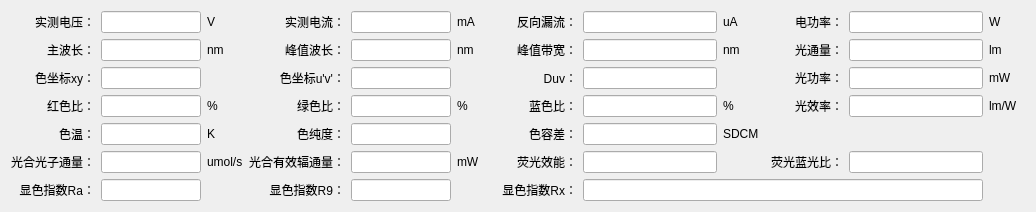
Above: SL2000/HDetailWidget2000DC.ui from hexianqi/QtCode before the change. Below: the same form after it.
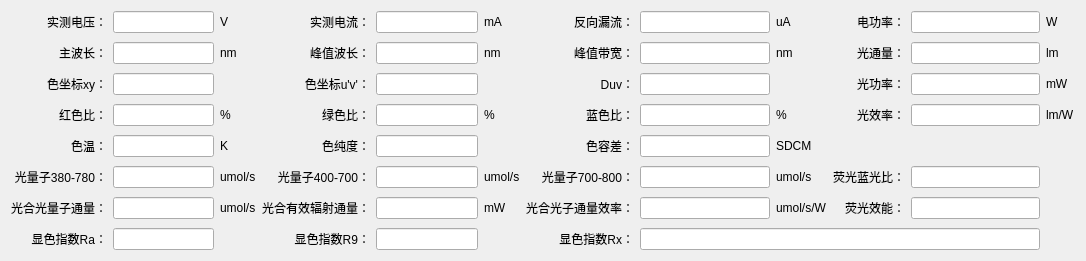
That is the form after the change.

Commit message: Spec：添加光量子打印

Diff of the .ui file:
```diff
--- a/SL2000/HDetailWidget2000DC.ui
+++ b/SL2000/HDetailWidget2000DC.ui
@@ -6,14 +6,33 @@
    <rect>
     <x>0</x>
     <y>0</y>
-    <width>1014</width>
-    <height>194</height>
+    <width>1086</width>
+    <height>241</height>
    </rect>
   </property>
   <property name="windowTitle">
    <string>Form</string>
   </property>
   <layout class="QGridLayout" name="gridLayout">
+   <property name="verticalSpacing">
+    <number>9</number>
+   </property>
+   <item row="2" column="10">
+    <widget class="QLineEdit" name="lineEdit_014">
+     <property name="minimumSize">
+      <size>
+       <width>100</width>
+       <height>0</height>
+      </size>
+     </property>
+     <property name="alignment">
+      <set>Qt::AlignCenter</set>
+     </property>
+     <property name="readOnly">
+      <bool>true</bool>
+     </property>
+    </widget>
+   </item>
    <item row="4" column="10">
     <widget class="QLineEdit" name="lineEdit_024">
      <property name="minimumSize">
@@ -48,12 +67,6 @@
    </item>
    <item row="5" column="2">
     <widget class="QLabel" name="label_307">
-     <property name="minimumSize">
-      <size>
-       <width>24</width>
-       <height>0</height>
-      </size>
-     </property>
      <property name="text">
       <string>K</string>
      </property>
@@ -64,12 +77,6 @@
    </item>
    <item row="0" column="0">
     <widget class="QLabel" name="label_2">
-     <property name="minimumSize">
-      <size>
-       <width>78</width>
-       <height>0</height>
-      </size>
-     </property>
      <property name="text">
       <string>实测电压：</string>
      </property>
@@ -96,12 +103,6 @@
    </item>
    <item row="1" column="6">
     <widget class="QLabel" name="label_003">
-     <property name="minimumSize">
-      <size>
-       <width>78</width>
-       <height>0</height>
-      </size>
-     </property>
      <property name="text">
       <string>峰值带宽：</string>
      </property>
@@ -112,14 +113,8 @@
    </item>
    <item row="6" column="3">
     <widget class="QLabel" name="label_33">
-     <property name="minimumSize">
-      <size>
-       <width>96</width>
-       <height>0</height>
-      </size>
-     </property>
      <property name="text">
-      <string>光合有效辐通量：</string>
+      <string>光量子400-700：</string>
      </property>
      <property name="alignment">
       <set>Qt::AlignRight|Qt::AlignTrailing|Qt::AlignVCenter</set>
@@ -128,12 +123,6 @@
    </item>
    <item row="1" column="9">
     <widget class="QLabel" name="label_004">
-     <property name="minimumSize">
-      <size>
-       <width>78</width>
-       <height>0</height>
-      </size>
-     </property>
      <property name="text">
       <string>光通量：</string>
      </property>
@@ -142,7 +131,7 @@
      </property>
     </widget>
    </item>
-   <item row="7" column="7" colspan="4">
+   <item row="8" column="7" colspan="4">
     <widget class="QLineEdit" name="lineEdit_043">
      <property name="minimumSize">
       <size>
@@ -161,14 +150,8 @@
      </property>
     </widget>
    </item>
-   <item row="7" column="6">
+   <item row="8" column="6">
     <widget class="QLabel" name="label_53">
-     <property name="minimumSize">
-      <size>
-       <width>78</width>
-       <height>0</height>
-      </size>
-     </property>
      <property name="text">
       <string>显色指数Rx：</string>
      </property>
@@ -179,12 +162,6 @@
    </item>
    <item row="4" column="11">
     <widget class="QLabel" name="label_316">
-     <property name="minimumSize">
-      <size>
-       <width>36</width>
-       <height>0</height>
-      </size>
-     </property>
      <property name="text">
       <string>lm/W</string>
      </property>
@@ -195,12 +172,6 @@
    </item>
    <item row="4" column="5">
     <widget class="QLabel" name="label_310">
-     <property name="minimumSize">
-      <size>
-       <width>36</width>
-       <height>0</height>
-      </size>
-     </property>
      <property name="text">
       <string>%</string>
      </property>
@@ -211,12 +182,6 @@
    </item>
    <item row="0" column="6">
     <widget class="QLabel" name="label_4">
-     <property name="minimumSize">
-      <size>
-       <width>78</width>
-       <height>0</height>
-      </size>
-     </property>
      <property name="text">
       <string>反向漏流：</string>
      </property>
@@ -225,14 +190,8 @@
      </property>
     </widget>
    </item>
-   <item row="7" column="0">
+   <item row="8" column="0">
     <widget class="QLabel" name="label_051">
-     <property name="minimumSize">
-      <size>
-       <width>78</width>
-       <height>0</height>
-      </size>
-     </property>
      <property name="text">
       <string>显色指数Ra：</string>
      </property>
@@ -243,12 +202,6 @@
    </item>
    <item row="1" column="11">
     <widget class="QLabel" name="label_301">
-     <property name="minimumSize">
-      <size>
-       <width>24</width>
-       <height>0</height>
-      </size>
-     </property>
      <property name="text">
       <string>lm</string>
      </property>
@@ -273,30 +226,8 @@
      </property>
     </widget>
    </item>
-   <item row="2" column="10">
-    <widget class="QLineEdit" name="lineEdit_014">
-     <property name="minimumSize">
-      <size>
-       <width>100</width>
-       <height>0</height>
-      </size>
-     </property>
-     <property name="alignment">
-      <set>Qt::AlignCenter</set>
-     </property>
-     <property name="readOnly">
-      <bool>true</bool>
-     </property>
-    </widget>
-   </item>
    <item row="1" column="5">
     <widget class="QLabel" name="label_303">
-     <property name="minimumSize">
-      <size>
-       <width>24</width>
-       <height>0</height>
-      </size>
-     </property>
      <property name="text">
       <string>nm</string>
      </property>
@@ -339,12 +270,6 @@
    </item>
    <item row="4" column="8">
     <widget class="QLabel" name="label_309">
-     <property name="minimumSize">
-      <size>
-       <width>24</width>
-       <height>0</height>
-      </size>
-     </property>
      <property name="text">
       <string>%</string>
      </property>
@@ -435,12 +360,6 @@
    </item>
    <item row="5" column="6">
     <widget class="QLabel" name="label_306">
-     <property name="minimumSize">
-      <size>
-       <width>78</width>
-       <height>0</height>
-      </size>
-     </property>
      <property name="text">
       <string>色容差：</string>
      </property>
@@ -467,12 +386,6 @@
    </item>
    <item row="0" column="5">
     <widget class="QLabel" name="label_313">
-     <property name="minimumSize">
-      <size>
-       <width>24</width>
-       <height>0</height>
-      </size>
-     </property>
      <property name="text">
       <string>mA</string>
      </property>
@@ -483,21 +396,15 @@
    </item>
    <item row="6" column="6">
     <widget class="QLabel" name="label_317">
-     <property name="minimumSize">
-      <size>
-       <width>78</width>
-       <height>0</height>
-      </size>
-     </property>
      <property name="text">
-      <string>荧光效能：</string>
+      <string>光量子700-800：</string>
      </property>
      <property name="alignment">
       <set>Qt::AlignRight|Qt::AlignTrailing|Qt::AlignVCenter</set>
      </property>
     </widget>
    </item>
-   <item row="7" column="4">
+   <item row="8" column="4">
     <widget class="QLineEdit" name="lineEdit_042">
      <property name="minimumSize">
       <size>
@@ -513,7 +420,7 @@
      </property>
     </widget>
    </item>
-   <item row="7" column="1">
+   <item row="8" column="1">
     <widget class="QLineEdit" name="lineEdit_041">
      <property name="minimumSize">
       <size>
@@ -531,12 +438,6 @@
    </item>
    <item row="1" column="3">
     <widget class="QLabel" name="label_002">
-     <property name="minimumSize">
-      <size>
-       <width>78</width>
-       <height>0</height>
-      </size>
-     </property>
      <property name="text">
       <string>峰值波长：</string>
      </property>
@@ -547,12 +448,6 @@
    </item>
    <item row="2" column="9">
     <widget class="QLabel" name="label_014">
-     <property name="minimumSize">
-      <size>
-       <width>78</width>
-       <height>0</height>
-      </size>
-     </property>
      <property name="text">
       <string>光功率：</string>
      </property>
@@ -563,12 +458,6 @@
    </item>
    <item row="4" column="2">
     <widget class="QLabel" name="label_308">
-     <property name="minimumSize">
-      <size>
-       <width>24</width>
-       <height>0</height>
-      </size>
-     </property>
      <property name="text">
       <string>%</string>
      </property>
@@ -579,12 +468,6 @@
    </item>
    <item row="1" column="0">
     <widget class="QLabel" name="label_001">
-     <property name="minimumSize">
-      <size>
-       <width>78</width>
-       <height>0</height>
-      </size>
-     </property>
      <property name="text">
       <string>主波长：</string>
      </property>
@@ -595,12 +478,6 @@
    </item>
    <item row="5" column="8">
     <widget class="QLabel" name="label_311">
-     <property name="minimumSize">
-      <size>
-       <width>36</width>
-       <height>0</height>
-      </size>
-     </property>
      <property name="text">
       <string>SDCM</string>
      </property>
@@ -627,12 +504,6 @@
    </item>
    <item row="5" column="0">
     <widget class="QLabel" name="label_031">
-     <property name="minimumSize">
-      <size>
-       <width>78</width>
-       <height>0</height>
-      </size>
-     </property>
      <property name="text">
       <string>色温：</string>
      </property>
@@ -643,12 +514,6 @@
    </item>
    <item row="4" column="6">
     <widget class="QLabel" name="label_023">
-     <property name="minimumSize">
-      <size>
-       <width>78</width>
-       <height>0</height>
-      </size>
-     </property>
      <property name="text">
       <string>蓝色比：</string>
      </property>
@@ -659,12 +524,6 @@
    </item>
    <item row="4" column="3">
     <widget class="QLabel" name="label_022">
-     <property name="minimumSize">
-      <size>
-       <width>78</width>
-       <height>0</height>
-      </size>
-     </property>
      <property name="text">
       <string>绿色比：</string>
      </property>
@@ -675,12 +534,6 @@
    </item>
    <item row="0" column="2">
     <widget class="QLabel" name="label_312">
-     <property name="minimumSize">
-      <size>
-       <width>24</width>
-       <height>0</height>
-      </size>
-     </property>
      <property name="text">
       <string>V</string>
      </property>
@@ -691,12 +544,6 @@
    </item>
    <item row="2" column="6">
     <widget class="QLabel" name="label_013">
-     <property name="minimumSize">
-      <size>
-       <width>78</width>
-       <height>0</height>
-      </size>
-     </property>
      <property name="text">
       <string>Duv：</string>
      </property>
@@ -707,12 +554,6 @@
    </item>
    <item row="2" column="0">
     <widget class="QLabel" name="label_012">
-     <property name="minimumSize">
-      <size>
-       <width>78</width>
-       <height>0</height>
-      </size>
-     </property>
      <property name="text">
       <string>色坐标xy：</string>
      </property>
@@ -723,12 +564,6 @@
    </item>
    <item row="2" column="3">
     <widget class="QLabel" name="label_011">
-     <property name="minimumSize">
-      <size>
-       <width>78</width>
-       <height>0</height>
-      </size>
-     </property>
      <property name="text">
       <string>色坐标u'v'：</string>
      </property>
@@ -753,14 +588,8 @@
      </property>
     </widget>
    </item>
-   <item row="7" column="3">
+   <item row="8" column="3">
     <widget class="QLabel" name="label_052">
-     <property name="minimumSize">
-      <size>
-       <width>78</width>
-       <height>0</height>
-      </size>
-     </property>
      <property name="text">
       <string>显色指数R9：</string>
      </property>
@@ -803,12 +632,6 @@
    </item>
    <item row="4" column="9">
     <widget class="QLabel" name="label_15">
-     <property name="minimumSize">
-      <size>
-       <width>78</width>
-       <height>0</height>
-      </size>
-     </property>
      <property name="text">
       <string>光效率：</string>
      </property>
@@ -819,12 +642,6 @@
    </item>
    <item row="0" column="8">
     <widget class="QLabel" name="label_314">
-     <property name="minimumSize">
-      <size>
-       <width>24</width>
-       <height>0</height>
-      </size>
-     </property>
      <property name="text">
       <string>uA</string>
      </property>
@@ -835,12 +652,6 @@
    </item>
    <item row="0" column="11">
     <widget class="QLabel" name="label_315">
-     <property name="minimumSize">
-      <size>
-       <width>24</width>
-       <height>0</height>
-      </size>
-     </property>
      <property name="text">
       <string>W</string>
      </property>
@@ -867,14 +678,8 @@
    </item>
    <item row="6" column="0">
     <widget class="QLabel" name="label_32">
-     <property name="minimumSize">
-      <size>
-       <width>84</width>
-       <height>0</height>
-      </size>
-     </property>
      <property name="text">
-      <string>光合光子通量：</string>
+      <string>光量子380-780：</string>
      </property>
      <property name="alignment">
       <set>Qt::AlignRight|Qt::AlignTrailing|Qt::AlignVCenter</set>
@@ -883,12 +688,6 @@
    </item>
    <item row="0" column="9">
     <widget class="QLabel" name="label_5">
-     <property name="minimumSize">
-      <size>
-       <width>78</width>
-       <height>0</height>
-      </size>
-     </property>
      <property name="text">
       <string>电功率：</string>
      </property>
@@ -915,12 +714,6 @@
    </item>
    <item row="4" column="0">
     <widget class="QLabel" name="label_021">
-     <property name="minimumSize">
-      <size>
-       <width>78</width>
-       <height>0</height>
-      </size>
-     </property>
      <property name="text">
       <string>红色比：</string>
      </property>
@@ -963,12 +756,6 @@
    </item>
    <item row="1" column="2">
     <widget class="QLabel" name="label_304">
-     <property name="minimumSize">
-      <size>
-       <width>24</width>
-       <height>0</height>
-      </size>
-     </property>
      <property name="text">
       <string>nm</string>
      </property>
@@ -979,12 +766,6 @@
    </item>
    <item row="0" column="3">
     <widget class="QLabel" name="label_3">
-     <property name="minimumSize">
-      <size>
-       <width>78</width>
-       <height>0</height>
-      </size>
-     </property>
      <property name="text">
       <string>实测电流：</string>
      </property>
@@ -995,12 +776,6 @@
    </item>
    <item row="5" column="3">
     <widget class="QLabel" name="label_032">
-     <property name="minimumSize">
-      <size>
-       <width>78</width>
-       <height>0</height>
-      </size>
-     </property>
      <property name="text">
       <string>色纯度：</string>
      </property>
@@ -1011,12 +786,6 @@
    </item>
    <item row="2" column="11">
     <widget class="QLabel" name="label_302">
-     <property name="minimumSize">
-      <size>
-       <width>24</width>
-       <height>0</height>
-      </size>
-     </property>
      <property name="text">
       <string>mW</string>
      </property>
@@ -1027,12 +796,6 @@
    </item>
    <item row="1" column="8">
     <widget class="QLabel" name="label_305">
-     <property name="minimumSize">
-      <size>
-       <width>24</width>
-       <height>0</height>
-      </size>
-     </property>
      <property name="text">
       <string>nm</string>
      </property>
@@ -1059,12 +822,6 @@
    </item>
    <item row="6" column="2">
     <widget class="QLabel" name="label_318">
-     <property name="minimumSize">
-      <size>
-       <width>36</width>
-       <height>0</height>
-      </size>
-     </property>
      <property name="text">
       <string>umol/s</string>
      </property>
@@ -1073,30 +830,8 @@
      </property>
     </widget>
    </item>
-   <item row="6" column="5">
-    <widget class="QLabel" name="label_319">
-     <property name="minimumSize">
-      <size>
-       <width>36</width>
-       <height>0</height>
-      </size>
-     </property>
-     <property name="text">
-      <string>mW</string>
-     </property>
-     <property name="alignment">
-      <set>Qt::AlignLeading|Qt::AlignLeft|Qt::AlignVCenter</set>
-     </property>
-    </widget>
-   </item>
    <item row="6" column="9">
     <widget class="QLabel" name="label_320">
-     <property name="minimumSize">
-      <size>
-       <width>78</width>
-       <height>0</height>
-      </size>
-     </property>
      <property name="text">
       <string>荧光蓝光比：</string>
      </property>
@@ -1121,6 +856,160 @@
      </property>
     </widget>
    </item>
+   <item row="7" column="0">
+    <widget class="QLabel" name="label_34">
+     <property name="text">
+      <string>光合光量子通量：</string>
+     </property>
+     <property name="alignment">
+      <set>Qt::AlignRight|Qt::AlignTrailing|Qt::AlignVCenter</set>
+     </property>
+    </widget>
+   </item>
+   <item row="7" column="1">
+    <widget class="QLineEdit" name="lineEdit_071">
+     <property name="minimumSize">
+      <size>
+       <width>100</width>
+       <height>0</height>
+      </size>
+     </property>
+     <property name="alignment">
+      <set>Qt::AlignCenter</set>
+     </property>
+     <property name="readOnly">
+      <bool>true</bool>
+     </property>
+    </widget>
+   </item>
+   <item row="7" column="3">
+    <widget class="QLabel" name="label_35">
+     <property name="text">
+      <string>光合有效辐射通量：</string>
+     </property>
+     <property name="alignment">
+      <set>Qt::AlignRight|Qt::AlignTrailing|Qt::AlignVCenter</set>
+     </property>
+    </widget>
+   </item>
+   <item row="7" column="4">
+    <widget class="QLineEdit" name="lineEdit_072">
+     <property name="minimumSize">
+      <size>
+       <width>100</width>
+       <height>0</height>
+      </size>
+     </property>
+     <property name="alignment">
+      <set>Qt::AlignCenter</set>
+     </property>
+     <property name="readOnly">
+      <bool>true</bool>
+     </property>
+    </widget>
+   </item>
+   <item row="7" column="6">
+    <widget class="QLabel" name="label_321">
+     <property name="text">
+      <string>光合光子通量效率：</string>
+     </property>
+     <property name="alignment">
+      <set>Qt::AlignRight|Qt::AlignTrailing|Qt::AlignVCenter</set>
+     </property>
+    </widget>
+   </item>
+   <item row="7" column="7">
+    <widget class="QLineEdit" name="lineEdit_073">
+     <property name="minimumSize">
+      <size>
+       <width>100</width>
+       <height>0</height>
+      </size>
+     </property>
+     <property name="alignment">
+      <set>Qt::AlignCenter</set>
+     </property>
+     <property name="readOnly">
+      <bool>true</bool>
+     </property>
+    </widget>
+   </item>
+   <item row="7" column="9">
+    <widget class="QLabel" name="label_322">
+     <property name="text">
+      <string>荧光效能：</string>
+     </property>
+     <property name="alignment">
+      <set>Qt::AlignRight|Qt::AlignTrailing|Qt::AlignVCenter</set>
+     </property>
+    </widget>
+   </item>
+   <item row="7" column="10">
+    <widget class="QLineEdit" name="lineEdit_074">
+     <property name="minimumSize">
+      <size>
+       <width>100</width>
+       <height>0</height>
+      </size>
+     </property>
+     <property name="alignment">
+      <set>Qt::AlignCenter</set>
+     </property>
+     <property name="readOnly">
+      <bool>true</bool>
+     </property>
+    </widget>
+   </item>
+   <item row="7" column="2">
+    <widget class="QLabel" name="label_323">
+     <property name="text">
+      <string>umol/s</string>
+     </property>
+     <property name="alignment">
+      <set>Qt::AlignLeading|Qt::AlignLeft|Qt::AlignVCenter</set>
+     </property>
+    </widget>
+   </item>
+   <item row="7" column="5">
+    <widget class="QLabel" name="label_324">
+     <property name="text">
+      <string>mW</string>
+     </property>
+     <property name="alignment">
+      <set>Qt::AlignLeading|Qt::AlignLeft|Qt::AlignVCenter</set>
+     </property>
+    </widget>
+   </item>
+   <item row="6" column="5">
+    <widget class="QLabel" name="label_319">
+     <property name="text">
+      <string>umol/s</string>
+     </property>
+     <property name="alignment">
+      <set>Qt::AlignLeading|Qt::AlignLeft|Qt::AlignVCenter</set>
+     </property>
+    </widget>
+   </item>
+   <item row="6" column="8">
+    <widget class="QLabel" name="label_325">
+     <property name="text">
+      <string>umol/s</string>
+     </property>
+     <property name="alignment">
+      <set>Qt::AlignLeading|Qt::AlignLeft|Qt::AlignVCenter</set>
+     </property>
+    </widget>
+   </item>
+   <item row="7" column="8">
+    <widget class="QLabel" name="label_326">
+     <property name="text">
+      <string>umol/s/W</string>
+     </property>
+     <property name="alignment">
+      <set>Qt::AlignLeading|Qt::AlignLeft|Qt::AlignVCenter</set>
+     </property>
+    </widget>
+   </item>
   </layout>
  </widget>
  <resources/>
```
The commit also changes 14 other files.
